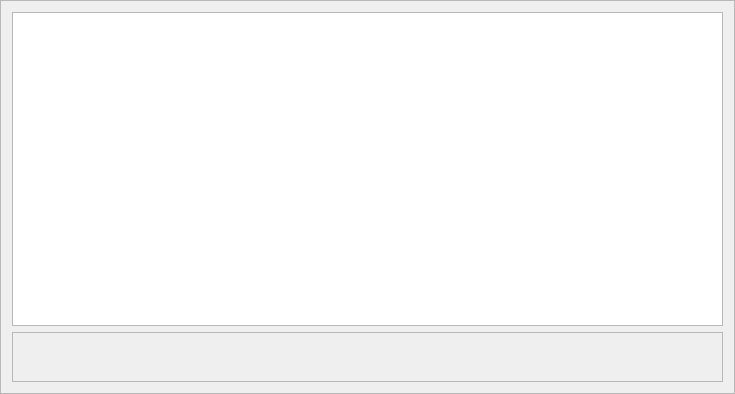
Old version of the form DMHelper/src/encountertextedit.ui in the repository MMetze/DMHelper.
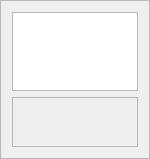
New version of the form. Icons and pictures are not drawn.

Diff of the .ui file:
```diff
--- a/DMHelper/src/encountertextedit.ui
+++ b/DMHelper/src/encountertextedit.ui
@@ -6,8 +6,8 @@
    <rect>
     <x>0</x>
     <y>0</y>
-    <width>735</width>
-    <height>394</height>
+    <width>150</width>
+    <height>159</height>
    </rect>
   </property>
   <property name="windowTitle">
@@ -25,6 +25,12 @@
   <layout class="QVBoxLayout" name="verticalLayout">
    <item>
     <widget class="QTextBrowser" name="textBrowser">
+     <property name="sizePolicy">
+      <sizepolicy hsizetype="Preferred" vsizetype="Preferred">
+       <horstretch>0</horstretch>
+       <verstretch>0</verstretch>
+      </sizepolicy>
+     </property>
      <property name="readOnly">
       <bool>false</bool>
      </property>
```
